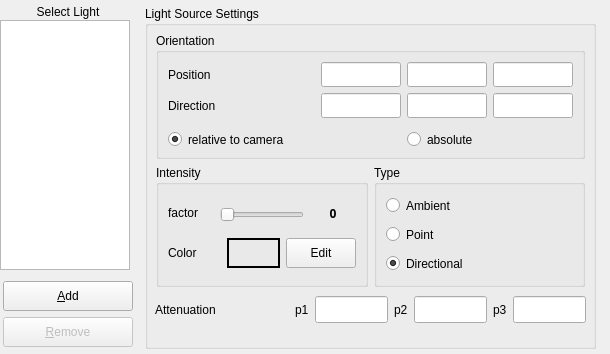
This is source/VIEW/DIALOGS/lightSettings.ui in BALL-Project/ball as Qt 5 draws it before an edit. The edited form follows.
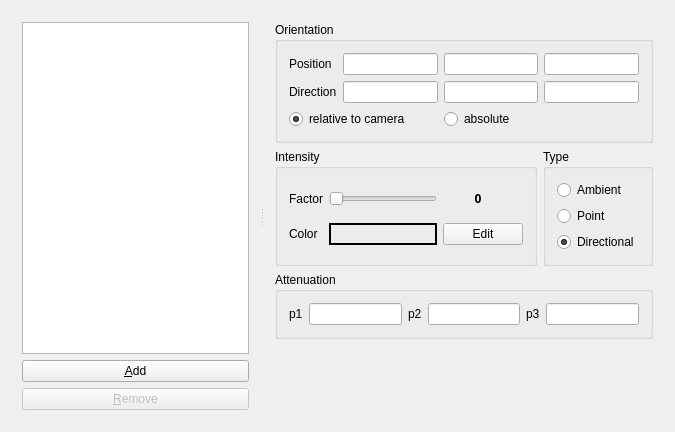
This is the edited form.

Commit message:
Streamline LightSettings.
The dialog now looks less cluttered.

Diff of the .ui file:
```diff
--- a/source/VIEW/DIALOGS/lightSettings.ui
+++ b/source/VIEW/DIALOGS/lightSettings.ui
@@ -1,910 +1,404 @@
 <ui version="4.0" >
  <class>LightSettingsData</class>
- <widget class="QWidget" name="LightSettingsData" >
-  <property name="geometry" >
+ <widget class="QWidget" name="LightSettingsData">
+  <property name="geometry">
    <rect>
     <x>0</x>
     <y>0</y>
-    <width>610</width>
-    <height>354</height>
+    <width>675</width>
+    <height>432</height>
    </rect>
   </property>
-  <property name="sizePolicy" >
-   <sizepolicy vsizetype="Fixed" hsizetype="Fixed" >
-    <horstretch>0</horstretch>
-    <verstretch>0</verstretch>
-   </sizepolicy>
-  </property>
-  <property name="minimumSize" >
+  <property name="minimumSize">
    <size>
     <width>0</width>
     <height>0</height>
    </size>
   </property>
-  <property name="maximumSize" >
-   <size>
-    <width>650</width>
-    <height>450</height>
-   </size>
-  </property>
-  <property name="windowTitle" >
+  <property name="windowTitle">
    <string>LightSettings</string>
   </property>
-  <widget class="QPushButton" name="add_lights_button" >
-   <property name="enabled" >
-    <bool>true</bool>
-   </property>
-   <property name="geometry" >
-    <rect>
-     <x>3</x>
-     <y>281</y>
-     <width>130</width>
-     <height>30</height>
-    </rect>
-   </property>
-   <property name="sizePolicy" >
-    <sizepolicy vsizetype="Fixed" hsizetype="Fixed" >
-     <horstretch>0</horstretch>
-     <verstretch>0</verstretch>
-    </sizepolicy>
-   </property>
-   <property name="minimumSize" >
-    <size>
-     <width>130</width>
-     <height>30</height>
-    </size>
-   </property>
-   <property name="maximumSize" >
-    <size>
-     <width>110</width>
-     <height>30</height>
-    </size>
-   </property>
-   <property name="toolTip" >
-    <string>Create a new light</string>
-   </property>
-   <property name="text" >
-    <string>&amp;Add</string>
-   </property>
-   <property name="shortcut" >
-    <string>Alt+A</string>
-   </property>
-  </widget>
-  <widget class="QListWidget" name="lights_list" >
-   <property name="geometry" >
-    <rect>
-     <x>0</x>
-     <y>20</y>
-     <width>130</width>
-     <height>250</height>
-    </rect>
-   </property>
-   <property name="minimumSize" >
-    <size>
-     <width>130</width>
-     <height>0</height>
-    </size>
-   </property>
-   <property name="maximumSize" >
-    <size>
-     <width>130</width>
-     <height>32767</height>
-    </size>
-   </property>
-   <property name="toolTip" >
-    <string>Lights list. Max 8 lights supported</string>
-   </property>
-  </widget>
-  <widget class="QPushButton" name="remove_lights_button" >
-   <property name="enabled" >
-    <bool>false</bool>
-   </property>
-   <property name="geometry" >
-    <rect>
-     <x>3</x>
-     <y>317</y>
-     <width>130</width>
-     <height>30</height>
-    </rect>
-   </property>
-   <property name="minimumSize" >
-    <size>
-     <width>130</width>
-     <height>30</height>
-    </size>
-   </property>
-   <property name="maximumSize" >
-    <size>
-     <width>110</width>
-     <height>30</height>
-    </size>
-   </property>
-   <property name="toolTip" >
-    <string>Remove a light</string>
-   </property>
-   <property name="text" >
-    <string>&amp;Remove</string>
-   </property>
-   <property name="shortcut" >
-    <string>Alt+R</string>
-   </property>
-  </widget>
-  <widget class="QLabel" name="TextLabel1" >
-   <property name="geometry" >
-    <rect>
-     <x>3</x>
-     <y>4</y>
-     <width>130</width>
-     <height>16</height>
-    </rect>
-   </property>
-   <property name="text" >
-    <string>Select Light</string>
-   </property>
-   <property name="alignment" >
-    <set>Qt::AlignCenter</set>
-   </property>
-  </widget>
-  <widget class="QGroupBox" name="settings_group" >
-   <property name="geometry" >
-    <rect>
-     <x>145</x>
-     <y>6</y>
-     <width>451</width>
-     <height>343</height>
-    </rect>
-   </property>
-   <property name="title" >
-    <string>Light Source Settings</string>
-   </property>
-   <widget class="QWidget" name="layoutWidget" >
-    <property name="geometry" >
-     <rect>
-      <x>10</x>
-      <y>290</y>
-      <width>431</width>
-      <height>27</height>
-     </rect>
-    </property>
-    <layout class="QHBoxLayout" >
-     <property name="spacing" >
-      <number>6</number>
+  <layout class="QHBoxLayout" name="horizontalLayout">
+   <item>
+    <widget class="QSplitter" name="splitter">
+     <property name="orientation">
+      <enum>Qt::Horizontal</enum>
      </property>
-     <property name="margin" >
-      <number>0</number>
-     </property>
-     <item>
-      <widget class="QLabel" name="textLabel1_4" >
-       <property name="sizePolicy" >
-        <sizepolicy vsizetype="Preferred" hsizetype="MinimumExpanding" >
-         <horstretch>0</horstretch>
-         <verstretch>0</verstretch>
-        </sizepolicy>
-       </property>
-       <property name="minimumSize" >
-        <size>
-         <width>90</width>
-         <height>25</height>
-        </size>
-       </property>
-       <property name="maximumSize" >
-        <size>
-         <width>32767</width>
-         <height>110</height>
-        </size>
-       </property>
-       <property name="text" >
-        <string>Attenuation</string>
-       </property>
-      </widget>
-     </item>
-     <item>
-      <spacer>
-       <property name="orientation" >
-        <enum>Qt::Horizontal</enum>
-       </property>
-       <property name="sizeHint" stdset="0" >
-        <size>
-         <width>51</width>
-         <height>20</height>
-        </size>
-       </property>
-      </spacer>
-     </item>
-     <item>
-      <widget class="QLabel" name="label" >
-       <property name="text" >
-        <string>p1</string>
-       </property>
-      </widget>
-     </item>
-     <item>
-      <widget class="QLineEdit" name="attenuation_p_1" >
-       <property name="sizePolicy" >
-        <sizepolicy vsizetype="Preferred" hsizetype="Preferred" >
-         <horstretch>0</horstretch>
-         <verstretch>0</verstretch>
-        </sizepolicy>
-       </property>
-       <property name="minimumSize" >
-        <size>
-         <width>30</width>
-         <height>25</height>
-        </size>
-       </property>
-       <property name="maximumSize" >
-        <size>
-         <width>80</width>
-         <height>500</height>
-        </size>
-       </property>
-       <property name="toolTip" >
-        <string>Position x</string>
-       </property>
-      </widget>
-     </item>
-     <item>
-      <widget class="QLabel" name="label_2" >
-       <property name="text" >
-        <string>p2</string>
-       </property>
-      </widget>
-     </item>
-     <item>
-      <widget class="QLineEdit" name="attenuation_p_2" >
-       <property name="sizePolicy" >
-        <sizepolicy vsizetype="Preferred" hsizetype="Preferred" >
-         <horstretch>0</horstretch>
-         <verstretch>0</verstretch>
-        </sizepolicy>
-       </property>
-       <property name="minimumSize" >
-        <size>
-         <width>30</width>
-         <height>25</height>
-        </size>
-       </property>
-       <property name="maximumSize" >
-        <size>
-         <width>80</width>
-         <height>500</height>
-        </size>
-       </property>
-       <property name="toolTip" >
-        <string>Position y</string>
-       </property>
-      </widget>
-     </item>
-     <item>
-      <widget class="QLabel" name="label_3" >
-       <property name="text" >
-        <string>p3</string>
-       </property>
-      </widget>
-     </item>
-     <item>
-      <widget class="QLineEdit" name="attenuation_p_3" >
-       <property name="sizePolicy" >
-        <sizepolicy vsizetype="Preferred" hsizetype="Preferred" >
-         <horstretch>0</horstretch>
-         <verstretch>0</verstretch>
-        </sizepolicy>
-       </property>
-       <property name="minimumSize" >
-        <size>
-         <width>30</width>
-         <height>25</height>
-        </size>
-       </property>
-       <property name="maximumSize" >
-        <size>
-         <width>80</width>
-         <height>500</height>
-        </size>
-       </property>
-       <property name="toolTip" >
-        <string>Position z</string>
-       </property>
-      </widget>
-     </item>
-    </layout>
-   </widget>
-   <widget class="QWidget" name="layoutWidget" >
-    <property name="geometry" >
-     <rect>
-      <x>11</x>
-      <y>159</y>
-      <width>429</width>
-      <height>122</height>
-     </rect>
-    </property>
-    <layout class="QHBoxLayout" >
-     <property name="spacing" >
-      <number>6</number>
-     </property>
-     <property name="margin" >
-      <number>0</number>
-     </property>
-     <item>
-      <widget class="QGroupBox" name="groupBox" >
-       <property name="title" >
-        <string>Intensity</string>
-       </property>
-       <layout class="QGridLayout" >
-        <property name="margin" >
-         <number>9</number>
-        </property>
-        <property name="spacing" >
-         <number>6</number>
-        </property>
-        <item row="1" column="0" >
-         <layout class="QHBoxLayout" >
-          <property name="spacing" >
-           <number>6</number>
-          </property>
-          <property name="margin" >
-           <number>0</number>
-          </property>
-          <item>
-           <widget class="QLabel" name="textLabel1_2" >
-            <property name="sizePolicy" >
-             <sizepolicy vsizetype="Preferred" hsizetype="Preferred" >
-              <horstretch>0</horstretch>
-              <verstretch>0</verstretch>
-             </sizepolicy>
+     <widget class="QWidget" name="layoutWidget">
+      <layout class="QVBoxLayout" name="verticalLayout_2">
+       <item>
+        <widget class="QListWidget" name="lights_list">
+         <property name="toolTip">
+          <string>Lights list. Max 8 lights supported</string>
+         </property>
+        </widget>
+       </item>
+       <item>
+        <widget class="QPushButton" name="add_lights_button">
+         <property name="enabled">
+          <bool>true</bool>
+         </property>
+         <property name="sizePolicy">
+          <sizepolicy hsizetype="Expanding" vsizetype="Preferred">
+           <horstretch>0</horstretch>
+           <verstretch>0</verstretch>
+          </sizepolicy>
+         </property>
+         <property name="toolTip">
+          <string>Create a new light</string>
+         </property>
+         <property name="text">
+          <string>&amp;Add</string>
+         </property>
+         <property name="shortcut">
+          <string>Alt+A</string>
+         </property>
+        </widget>
+       </item>
+       <item>
+        <widget class="QPushButton" name="remove_lights_button">
+         <property name="enabled">
+          <bool>false</bool>
+         </property>
+         <property name="sizePolicy">
+          <sizepolicy hsizetype="Expanding" vsizetype="Preferred">
+           <horstretch>0</horstretch>
+           <verstretch>0</verstretch>
+          </sizepolicy>
+         </property>
+         <property name="toolTip">
+          <string>Remove a light</string>
+         </property>
+         <property name="text">
+          <string>&amp;Remove</string>
+         </property>
+         <property name="shortcut">
+          <string>Alt+R</string>
+         </property>
+        </widget>
+       </item>
+      </layout>
+     </widget>
+     <widget class="QWidget" name="layoutWidget">
+      <layout class="QVBoxLayout" name="verticalLayout">
+       <item>
+        <widget class="QGroupBox" name="orientation_group">
+         <property name="title">
+          <string>Orientation</string>
+         </property>
+         <layout class="QGridLayout">
+          <item row="2" column="0" colspan="2">
+           <widget class="QRadioButton" name="relative">
+            <property name="toolTip">
+             <string>Keep lightsource relative to camera</string>
             </property>
-            <property name="minimumSize" >
-             <size>
-              <width>30</width>
-              <height>25</height>
-             </size>
+            <property name="text">
+             <string>relative to camera</string>
             </property>
-            <property name="maximumSize" >
-             <size>
-              <width>100</width>
-              <height>32</height>
-             </size>
+            <property name="checked">
+             <bool>true</bool>
             </property>
-            <property name="text" >
-             <string>Color</string>
+           </widget>
+          </item>
+          <item row="2" column="2" colspan="2">
+           <widget class="QRadioButton" name="not_relative">
+            <property name="toolTip">
+             <string>Keep lightsource static</string>
             </property>
-            <property name="alignment" >
-             <set>Qt::AlignLeading|Qt::AlignLeft|Qt::AlignVCenter</set>
+            <property name="text">
+             <string>absolute</string>
             </property>
-            <property name="margin" >
-             <number>5</number>
+           </widget>
+          </item>
+          <item row="0" column="3">
+           <widget class="QLineEdit" name="position_z">
+            <property name="toolTip">
+             <string>Position z</string>
             </property>
            </widget>
           </item>
-          <item>
-           <widget class="QLabel" name="color_sample" >
-            <property name="sizePolicy" >
-             <sizepolicy vsizetype="Preferred" hsizetype="Preferred" >
-              <horstretch>0</horstretch>
-              <verstretch>0</verstretch>
-             </sizepolicy>
+          <item row="0" column="0">
+           <widget class="QLabel" name="textLabel1_3">
+            <property name="text">
+             <string>Position</string>
             </property>
-            <property name="minimumSize" >
-             <size>
-              <width>30</width>
-              <height>25</height>
-             </size>
+           </widget>
+          </item>
+          <item row="1" column="2">
+           <widget class="QLineEdit" name="direction_y">
+            <property name="toolTip">
+             <string>Direction y</string>
             </property>
-            <property name="maximumSize" >
-             <size>
-              <width>100</width>
-              <height>32</height>
-             </size>
+           </widget>
+          </item>
+          <item row="1" column="3">
+           <widget class="QLineEdit" name="direction_z">
+            <property name="toolTip">
+             <string>Direction z</string>
             </property>
-            <property name="toolTip" >
-             <string>Color of the light</string>
+           </widget>
+          </item>
+          <item row="1" column="1">
+           <widget class="QLineEdit" name="direction_x">
+            <property name="toolTip">
+             <string>Direction x</string>
             </property>
-            <property name="frameShape" >
-             <enum>QFrame::WinPanel</enum>
+           </widget>
+          </item>
+          <item row="0" column="2">
+           <widget class="QLineEdit" name="position_y">
+            <property name="toolTip">
+             <string>Position y</string>
             </property>
-            <property name="text" >
-             <string/>
+           </widget>
+          </item>
+          <item row="0" column="1">
+           <widget class="QLineEdit" name="position_x">
+            <property name="toolTip">
+             <string>Position x</string>
             </property>
            </widget>
           </item>
-          <item>
-           <widget class="QPushButton" name="color_button" >
-            <property name="sizePolicy" >
-             <sizepolicy vsizetype="Preferred" hsizetype="Preferred" >
-              <horstretch>0</horstretch>
-              <verstretch>0</verstretch>
-             </sizepolicy>
+          <item row="1" column="0">
+           <widget class="QLabel" name="textLabel1_3_2">
+            <property name="text">
+             <string>Direction</string>
             </property>
-            <property name="minimumSize" >
-             <size>
-              <width>30</width>
-              <height>25</height>
-             </size>
-            </property>
-            <property name="maximumSize" >
-             <size>
-              <width>70</width>
-              <height>30</height>
-             </size>
-            </property>
-            <property name="toolTip" >
-             <string>open a color dialog</string>
-            </property>
-            <property name="text" >
-             <string>Edit</string>
-            </property>
            </widget>
           </item>
          </layout>
-        </item>
-        <item row="0" column="0" >
-         <layout class="QHBoxLayout" >
-          <property name="spacing" >
-           <number>6</number>
-          </property>
-          <property name="margin" >
-           <number>0</number>
-          </property>
+        </widget>
+       </item>
+       <item>
+        <layout class="QHBoxLayout">
+         <property name="spacing">
+          <number>6</number>
+         </property>
+         <property name="margin">
+          <number>0</number>
+         </property>
+         <item>
+          <widget class="QGroupBox" name="groupBox">
+           <property name="title">
+            <string>Intensity</string>
+           </property>
+           <layout class="QGridLayout" name="gridLayout">
+            <item row="0" column="0">
+             <widget class="QLabel" name="textLabel1">
+              <property name="text">
+               <string>Factor</string>
+              </property>
+              <property name="alignment">
+               <set>Qt::AlignLeading|Qt::AlignLeft|Qt::AlignVCenter</set>
+              </property>
+              <property name="margin">
+               <number>5</number>
+              </property>
+             </widget>
+            </item>
+            <item row="0" column="1">
+             <widget class="QSlider" name="intensity">
+              <property name="toolTip">
+               <string>Select intensity of light source</string>
+              </property>
+              <property name="maximum">
+               <number>500</number>
+              </property>
+              <property name="orientation">
+               <enum>Qt::Horizontal</enum>
+              </property>
+              <property name="tickInterval">
+               <number>50</number>
+              </property>
+             </widget>
+            </item>
+            <item row="0" column="2">
+             <widget class="QLabel" name="intensity_label">
+              <property name="minimumSize">
+               <size>
+                <width>30</width>
+                <height>25</height>
+               </size>
+              </property>
+              <property name="maximumSize">
+               <size>
+                <width>70</width>
+                <height>26</height>
+               </size>
+              </property>
+              <property name="font">
+               <font>
+                <family>Sans Serif</family>
+                <pointsize>9</pointsize>
+                <weight>75</weight>
+                <italic>false</italic>
+                <bold>true</bold>
+                <underline>false</underline>
+                <strikeout>false</strikeout>
+               </font>
+              </property>
+              <property name="text">
+               <string>0</string>
+              </property>
+              <property name="alignment">
+               <set>Qt::AlignCenter</set>
+              </property>
+             </widget>
+            </item>
+            <item row="1" column="0">
+             <widget class="QLabel" name="textLabel1_2">
+              <property name="text">
+               <string>Color</string>
+              </property>
+              <property name="alignment">
+               <set>Qt::AlignLeading|Qt::AlignLeft|Qt::AlignVCenter</set>
+              </property>
+              <property name="margin">
+               <number>5</number>
+              </property>
+             </widget>
+            </item>
+            <item row="1" column="1">
+             <widget class="QLabel" name="color_sample">
+              <property name="toolTip">
+               <string>Color of the light</string>
+              </property>
+              <property name="frameShape">
+               <enum>QFrame::WinPanel</enum>
+              </property>
+              <property name="text">
+               <string/>
+              </property>
+             </widget>
+            </item>
+            <item row="1" column="2">
+             <widget class="QPushButton" name="color_button">
+              <property name="toolTip">
+               <string>open a color dialog</string>
+              </property>
+              <property name="text">
+               <string>Edit</string>
+              </property>
+             </widget>
+            </item>
+           </layout>
+          </widget>
+         </item>
+         <item>
+          <widget class="QGroupBox" name="type_group">
+           <property name="title">
+            <string>Type</string>
+           </property>
+           <layout class="QVBoxLayout" name="verticalLayout_3">
+            <item>
+             <widget class="QRadioButton" name="ambient">
+              <property name="toolTip">
+               <string>Ambient light doesnt have a specific position source</string>
+              </property>
+              <property name="text">
+               <string>Ambient</string>
+              </property>
+             </widget>
+            </item>
+            <item>
+             <widget class="QRadioButton" name="point">
+              <property name="toolTip">
+               <string>Light from a specific position</string>
+              </property>
+              <property name="text">
+               <string>Point</string>
+              </property>
+             </widget>
+            </item>
+            <item>
+             <widget class="QRadioButton" name="directional">
+              <property name="toolTip">
+               <string>Light from an infinite distance (position needed for angle of rays)</string>
+              </property>
+              <property name="text">
+               <string>Directional</string>
+              </property>
+              <property name="checked">
+               <bool>true</bool>
+              </property>
+             </widget>
+            </item>
+           </layout>
+          </widget>
+         </item>
+        </layout>
+       </item>
+       <item>
+        <widget class="QGroupBox" name="attenuationGroup">
+         <property name="title">
+          <string>Attenuation</string>
+         </property>
+         <layout class="QHBoxLayout" name="horizontalLayout_2">
           <item>
-           <widget class="QLabel" name="textLabel1" >
-            <property name="sizePolicy" >
-             <sizepolicy vsizetype="Preferred" hsizetype="Preferred" >
-              <horstretch>0</horstretch>
-              <verstretch>0</verstretch>
-             </sizepolicy>
+           <widget class="QLabel" name="label">
+            <property name="text">
+             <string>p1</string>
             </property>
-            <property name="minimumSize" >
-             <size>
-              <width>30</width>
-              <height>25</height>
-             </size>
+           </widget>
+          </item>
+          <item>
+           <widget class="QLineEdit" name="attenuation_p_1">
+            <property name="toolTip">
+             <string>Position x</string>
             </property>
-            <property name="maximumSize" >
-             <size>
-              <width>100</width>
-              <height>26</height>
-             </size>
+           </widget>
+          </item>
+          <item>
+           <widget class="QLabel" name="label_2">
+            <property name="text">
+             <string>p2</string>
             </property>
-            <property name="text" >
-             <string>factor</string>
+           </widget>
+          </item>
+          <item>
+           <widget class="QLineEdit" name="attenuation_p_2">
+            <property name="toolTip">
+             <string>Position y</string>
             </property>
-            <property name="alignment" >
-             <set>Qt::AlignLeading|Qt::AlignLeft|Qt::AlignVCenter</set>
-            </property>
-            <property name="margin" >
-             <number>5</number>
-            </property>
            </widget>
           </item>
           <item>
-           <widget class="QSlider" name="intensity" >
-            <property name="sizePolicy" >
-             <sizepolicy vsizetype="Preferred" hsizetype="Preferred" >
-              <horstretch>0</horstretch>
-              <verstretch>0</verstretch>
-             </sizepolicy>
+           <widget class="QLabel" name="label_3">
+            <property name="text">
+             <string>p3</string>
             </property>
-            <property name="minimumSize" >
-             <size>
-              <width>30</width>
-              <height>25</height>
-             </size>
-            </property>
-            <property name="maximumSize" >
-             <size>
-              <width>100</width>
-              <height>21</height>
-             </size>
-            </property>
-            <property name="toolTip" >
-             <string>Select intensity of light source</string>
-            </property>
-            <property name="maximum" >
-             <number>500</number>
-            </property>
-            <property name="orientation" >
-             <enum>Qt::Horizontal</enum>
-            </property>
-            <property name="tickInterval" >
-             <number>50</number>
-            </property>
            </widget>
           </item>
           <item>
-           <widget class="QLabel" name="intensity_label" >
-            <property name="sizePolicy" >
-             <sizepolicy vsizetype="Preferred" hsizetype="Preferred" >
-              <horstretch>0</horstretch>
-              <verstretch>0</verstretch>
-             </sizepolicy>
+           <widget class="QLineEdit" name="attenuation_p_3">
+            <property name="toolTip">
+             <string>Position z</string>
             </property>
-            <property name="minimumSize" >
-             <size>
-              <width>30</width>
-              <height>25</height>
-             </size>
-            </property>
-            <property name="maximumSize" >
-             <size>
-              <width>70</width>
-              <height>26</height>
-             </size>
-            </property>
-            <property name="font" >
-             <font>
-              <family>Sans Serif</family>
-              <pointsize>9</pointsize>
-              <weight>75</weight>
-              <italic>false</italic>
-              <bold>true</bold>
-              <underline>false</underline>
-              <strikeout>false</strikeout>
-             </font>
-            </property>
-            <property name="text" >
-             <string>0</string>
-            </property>
-            <property name="alignment" >
-             <set>Qt::AlignCenter</set>
-            </property>
            </widget>
           </item>
          </layout>
-        </item>
-       </layout>
-      </widget>
-     </item>
-     <item>
-      <widget class="QGroupBox" name="type_group" >
-       <property name="title" >
-        <string>Type</string>
-       </property>
-       <layout class="QGridLayout" >
-        <property name="margin" >
-         <number>9</number>
-        </property>
-        <property name="spacing" >
-         <number>6</number>
-        </property>
-        <item row="2" column="0" >
-         <widget class="QRadioButton" name="directional" >
-          <property name="sizePolicy" >
-           <sizepolicy vsizetype="Preferred" hsizetype="Preferred" >
-            <horstretch>0</horstretch>
-            <verstretch>0</verstretch>
-           </sizepolicy>
-          </property>
-          <property name="toolTip" >
-           <string>Light from an infinite distance (position needed for angle of rays)</string>
-          </property>
-          <property name="text" >
-           <string>Directional</string>
-          </property>
-          <property name="checked" >
-           <bool>true</bool>
-          </property>
-         </widget>
-        </item>
-        <item row="1" column="0" >
-         <widget class="QRadioButton" name="point" >
-          <property name="sizePolicy" >
-           <sizepolicy vsizetype="Preferred" hsizetype="Preferred" >
-            <horstretch>0</horstretch>
-            <verstretch>0</verstretch>
-           </sizepolicy>
-          </property>
-          <property name="toolTip" >
-           <string>Light from a specific position</string>
-          </property>
-          <property name="text" >
-           <string>Point</string>
-          </property>
-         </widget>
-        </item>
-        <item row="0" column="0" >
-         <widget class="QRadioButton" name="ambient" >
-          <property name="sizePolicy" >
-           <sizepolicy vsizetype="Preferred" hsizetype="Preferred" >
-            <horstretch>0</horstretch>
-            <verstretch>0</verstretch>
-           </sizepolicy>
-          </property>
-          <property name="toolTip" >
-           <string>Ambient light doesnt have a specific position source</string>
-          </property>
-          <property name="text" >
-           <string>Ambient</string>
-          </property>
-         </widget>
-        </item>
-       </layout>
-      </widget>
-     </item>
-    </layout>
-   </widget>
-   <widget class="QGroupBox" name="orientation_group" >
-    <property name="geometry" >
-     <rect>
-      <x>11</x>
-      <y>27</y>
-      <width>429</width>
-      <height>126</height>
-     </rect>
-    </property>
-    <property name="title" >
-     <string>Orientation</string>
-    </property>
-    <layout class="QGridLayout" >
-     <property name="margin" >
-      <number>9</number>
-     </property>
-     <property name="spacing" >
-      <number>6</number>
-     </property>
-     <item row="2" column="0" colspan="2" >
-      <widget class="QRadioButton" name="relative" >
-       <property name="sizePolicy" >
-        <sizepolicy vsizetype="Preferred" hsizetype="Preferred" >
-         <horstretch>0</horstretch>
-         <verstretch>0</verstretch>
-        </sizepolicy>
-       </property>
-       <property name="minimumSize" >
-        <size>
-         <width>160</width>
-         <height>25</height>
-        </size>
-       </property>
-       <property name="maximumSize" >
-        <size>
-         <width>140</width>
-         <height>16</height>
-        </size>
-       </property>
-       <property name="toolTip" >
-        <string>Keep lightsource relative to camera</string>
-       </property>
-       <property name="text" >
-        <string>relative to camera</string>
-       </property>
-       <property name="checked" >
-        <bool>true</bool>
-       </property>
-      </widget>
-     </item>
-     <item row="2" column="2" colspan="2" >
-      <widget class="QRadioButton" name="not_relative" >
-       <property name="sizePolicy" >
-        <sizepolicy vsizetype="Preferred" hsizetype="Preferred" >
-         <horstretch>0</horstretch>
-         <verstretch>0</verstretch>
-        </sizepolicy>
-       </property>
-       <property name="minimumSize" >
-        <size>
-         <width>30</width>
-         <height>25</height>
-        </size>
-       </property>
-       <property name="maximumSize" >
-        <size>
-         <width>140</width>
-         <height>16</height>
-        </size>
-       </property>
-       <property name="toolTip" >
-        <string>Keep lightsource static</string>
-       </property>
-       <property name="text" >
-        <string>absolute</string>
-       </property>
-      </widget>
-     </item>
-     <item row="0" column="3" >
-      <widget class="QLineEdit" name="position_z" >
-       <property name="sizePolicy" >
-        <sizepolicy vsizetype="Preferred" hsizetype="Preferred" >
-         <horstretch>0</horstretch>
-         <verstretch>0</verstretch>
-        </sizepolicy>
-       </property>
-       <property name="minimumSize" >
-        <size>
-         <width>30</width>
-         <height>25</height>
-        </size>
-       </property>
-       <property name="maximumSize" >
-        <size>
-         <width>80</width>
-         <height>500</height>
-        </size>
-       </property>
-       <property name="toolTip" >
-        <string>Position z</string>
-       </property>
-      </widget>
-     </item>
-     <item row="0" column="0" >
-      <widget class="QLabel" name="textLabel1_3" >
-       <property name="sizePolicy" >
-        <sizepolicy vsizetype="Preferred" hsizetype="MinimumExpanding" >
-         <horstretch>0</horstretch>
-         <verstretch>0</verstretch>
-        </sizepolicy>
-       </property>
-       <property name="minimumSize" >
-        <size>
-         <width>90</width>
-         <height>25</height>
-        </size>
-       </property>
-       <property name="maximumSize" >
-        <size>
-         <width>32767</width>
-         <height>110</height>
-        </size>
-       </property>
-       <property name="text" >
-        <string>Position</string>
-       </property>
-      </widget>
-     </item>
-     <item row="1" column="2" >
-      <widget class="QLineEdit" name="direction_y" >
-       <property name="sizePolicy" >
-        <sizepolicy vsizetype="Preferred" hsizetype="Preferred" >
-         <horstretch>0</horstretch>
-         <verstretch>0</verstretch>
-        </sizepolicy>
-       </property>
-       <property name="minimumSize" >
-        <size>
-         <width>30</width>
-         <height>25</height>
-        </size>
-       </property>
-       <property name="maximumSize" >
-        <size>
-         <width>80</width>
-         <height>500</height>
-        </size>
-       </property>
-       <property name="toolTip" >
-        <string>Direction y</string>
-       </property>
-      </widget>
-     </item>
-     <item row="1" column="3" >
-      <widget class="QLineEdit" name="direction_z" >
-       <property name="sizePolicy" >
-        <sizepolicy vsizetype="Preferred" hsizetype="Preferred" >
-         <horstretch>0</horstretch>
-         <verstretch>0</verstretch>
-        </sizepolicy>
-       </property>
-       <property name="minimumSize" >
-        <size>
-         <width>30</width>
-         <height>25</height>
-        </size>
-       </property>
-       <property name="maximumSize" >
-        <size>
-         <width>80</width>
-         <height>500</height>
-        </size>
-       </property>
-       <property name="toolTip" >
-        <string>Direction z</string>
-       </property>
-      </widget>
-     </item>
-     <item row="1" column="1" >
-      <widget class="QLineEdit" name="direction_x" >
-       <property name="sizePolicy" >
-        <sizepolicy vsizetype="Preferred" hsizetype="Preferred" >
-         <horstretch>0</horstretch>
-         <verstretch>0</verstretch>
-        </sizepolicy>
-       </property>
-       <property name="minimumSize" >
-        <size>
-         <width>30</width>
-         <height>25</height>
-        </size>
-       </property>
-       <property name="maximumSize" >
-        <size>
-         <width>80</width>
-         <height>500</height>
-        </size>
-       </property>
-       <property name="toolTip" >
-        <string>Direction x</string>
-       </property>
-      </widget>
-     </item>
-     <item row="0" column="2" >
-      <widget class="QLineEdit" name="position_y" >
-       <property name="sizePolicy" >
-        <sizepolicy vsizetype="Preferred" hsizetype="Preferred" >
-         <horstretch>0</horstretch>
-         <verstretch>0</verstretch>
-        </sizepolicy>
-       </property>
-       <property name="minimumSize" >
-        <size>
-         <width>30</width>
-         <height>25</height>
-        </size>
-       </property>
-       <property name="maximumSize" >
-        <size>
-         <width>80</width>
-         <height>500</height>
-        </size>
-       </property>
-       <property name="toolTip" >
-        <string>Position y</string>
-       </property>
-      </widget>
-     </item>
-     <item row="0" column="1" >
-      <widget class="QLineEdit" name="position_x" >
-       <property name="sizePolicy" >
-        <sizepolicy vsizetype="Preferred" hsizetype="Preferred" >
-         <horstretch>0</horstretch>
-         <verstretch>0</verstretch>
-        </sizepolicy>
-       </property>
-       <property name="minimumSize" >
-        <size>
-         <width>30</width>
-         <height>25</height>
-        </size>
-       </property>
-       <property name="maximumSize" >
-        <size>
-         <width>80</width>
-         <height>500</height>
-        </size>
-       </property>
-       <property name="toolTip" >
-        <string>Position x</string>
-       </property>
-      </widget>
-     </item>
-     <item row="1" column="0" >
-      <widget class="QLabel" name="textLabel1_3_2" >
-       <property name="sizePolicy" >
-        <sizepolicy vsizetype="Preferred" hsizetype="MinimumExpanding" >
-         <horstretch>0</horstretch>
-         <verstretch>0</verstretch>
-        </sizepolicy>
-       </property>
-       <property name="minimumSize" >
-        <size>
-         <width>90</width>
-         <height>25</height>
-        </size>
-       </property>
-       <property name="maximumSize" >
-        <size>
-         <width>32767</width>
-         <height>110</height>
-        </size>
-       </property>
-       <property name="text" >
-        <string>Direction</string>
-       </property>
-      </widget>
-     </item>
-    </layout>
-   </widget>
-  </widget>
+        </widget>
+       </item>
+       <item>
+        <spacer name="verticalSpacer">
+         <property name="orientation">
+          <enum>Qt::Vertical</enum>
+         </property>
+         <property name="sizeHint" stdset="0">
+          <size>
+           <width>20</width>
+           <height>40</height>
+          </size>
+         </property>
+        </spacer>
+       </item>
+      </layout>
+     </widget>
+    </widget>
+   </item>
+  </layout>
  </widget>
- <layoutdefault spacing="6" margin="11" />
+ <layoutdefault spacing="6" margin="11"/>
  <tabstops>
   <tabstop>lights_list</tabstop>
   <tabstop>add_lights_button</tabstop>
```
Left out of the diff: 6 changed lines with no effect on the pictures. The commit also changes 1 other file.
